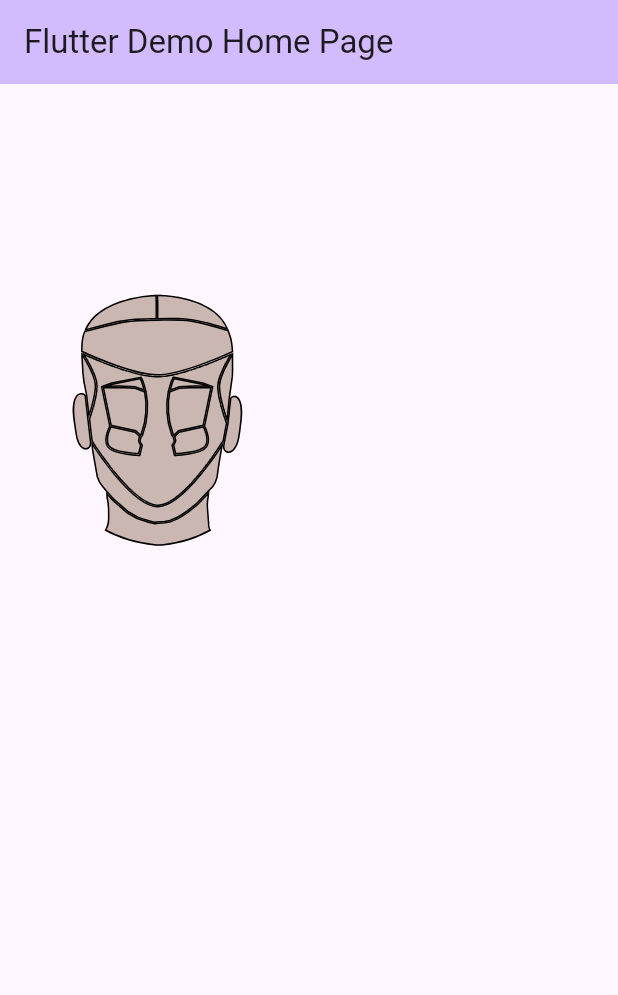
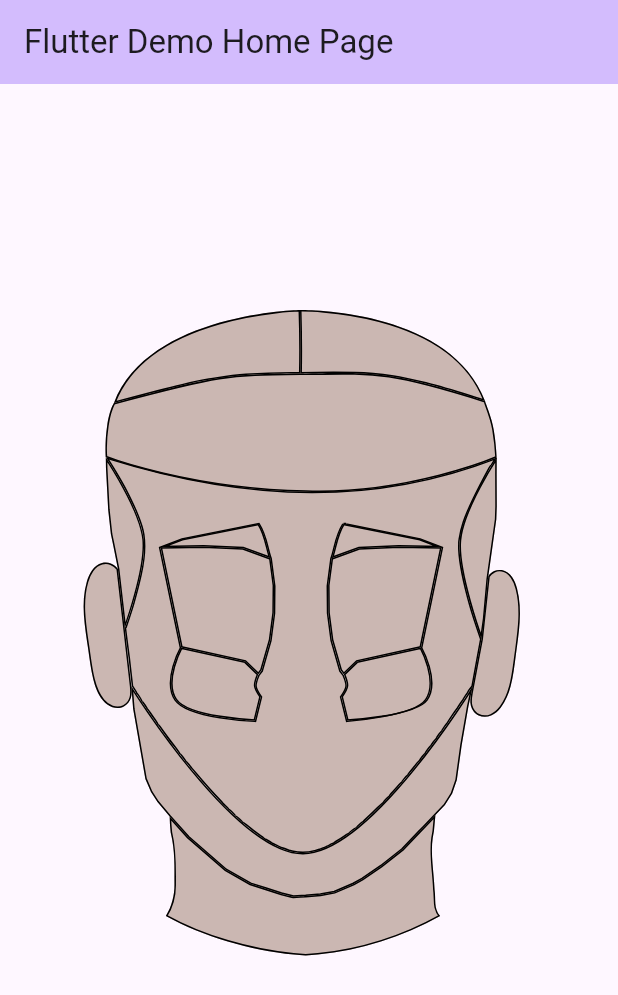
Before and after one commit to tkadams1/flutter_interactive_inkscape_svg, a Flutter app: the screen it shows after launch, on a phone screen of 412 x 824 dp. Shown: the top 995 px of the screen. Run offline on Flutter 3.47's test engine with Material 3 defaults, Android fonts, the phone set to English and light mode, and no system bars; our stand-ins replace path_drawing.

Commit message:
More adjustments

```diff
--- a/interactive_inkscape_svg/lib/clipper.dart
+++ b/interactive_inkscape_svg/lib/clipper.dart
@@ -14,9 +14,9 @@ class Clipper extends CustomClipper<Path> {
     var path = parseSvgPathData(svgPath);
     final Matrix4 matrix4 = Matrix4.identity();
 
-    matrix4.scale(0.7, 0.7);
+    matrix4.scale(1.8, 1.8);
 
-    return path.transform(matrix4.storage).shift(const Offset(0, 0));
+    return path.transform(matrix4.storage).shift(const Offset(-20, 0));
   }
 
   @override
--- a/interactive_inkscape_svg/lib/home.dart
+++ b/interactive_inkscape_svg/lib/home.dart
@@ -36,8 +36,8 @@ class _HomeState extends State<Home> {
       height: 500,
       width: 350,
       child: InteractiveViewer(
-        //maxScale: 5,
-        //minScale: 0.5,
+        maxScale: 1,
+        minScale: 1,
         child: Stack(
           children: [
             for (var country in widget.countries)
@@ -71,12 +71,13 @@ class _HomeState extends State<Home> {
     child: GestureDetector(
       onTap: () => onCountrySelected?.call(country),
       child: CustomPaint(
+        foregroundPainter: _OutlinePainter(
+          color: Colors.black,
+          clipper: clipper,),
         child: Container(
           color: color,
         ),
-        foregroundPainter: _OutlinePainter(
-          color: Colors.black,
-          clipper: clipper,),
+
         ),
       ),
   );
--- a/interactive_inkscape_svg/lib/main.dart
+++ b/interactive_inkscape_svg/lib/main.dart
@@ -78,10 +78,10 @@ class _MyHomePageState extends State<MyHomePage> {
     // The Flutter framework has been optimized to make rerunning build methods
     // fast, so that you can just rebuild anything that needs updating rather
     // than having to individually change instances of widgets.
-    var countries = Country.loadSvgImage(svgImage: 'assets/frontHeadV2.3.svg');
+    var countries = Country.loadSvgImage(svgImage: 'assets/frontHeadV2.4.svg');
     print(countries);
     return FutureBuilder<List<Country>>(
-      future: Country.loadSvgImage(svgImage: 'assets/frontHeadV2.3.svg'),
+      future: Country.loadSvgImage(svgImage: 'assets/frontHeadV2.4.svg'),
       builder: (BuildContext context, AsyncSnapshot<List<Country>> snapshot) {
         if (snapshot.connectionState == ConnectionState.waiting) {
           return CircularProgressIndicator(); // or some other widget while waiting
```
Also changed, not shown: interactive_inkscape_svg/assets/frontHeadV2.4.svg (added).
